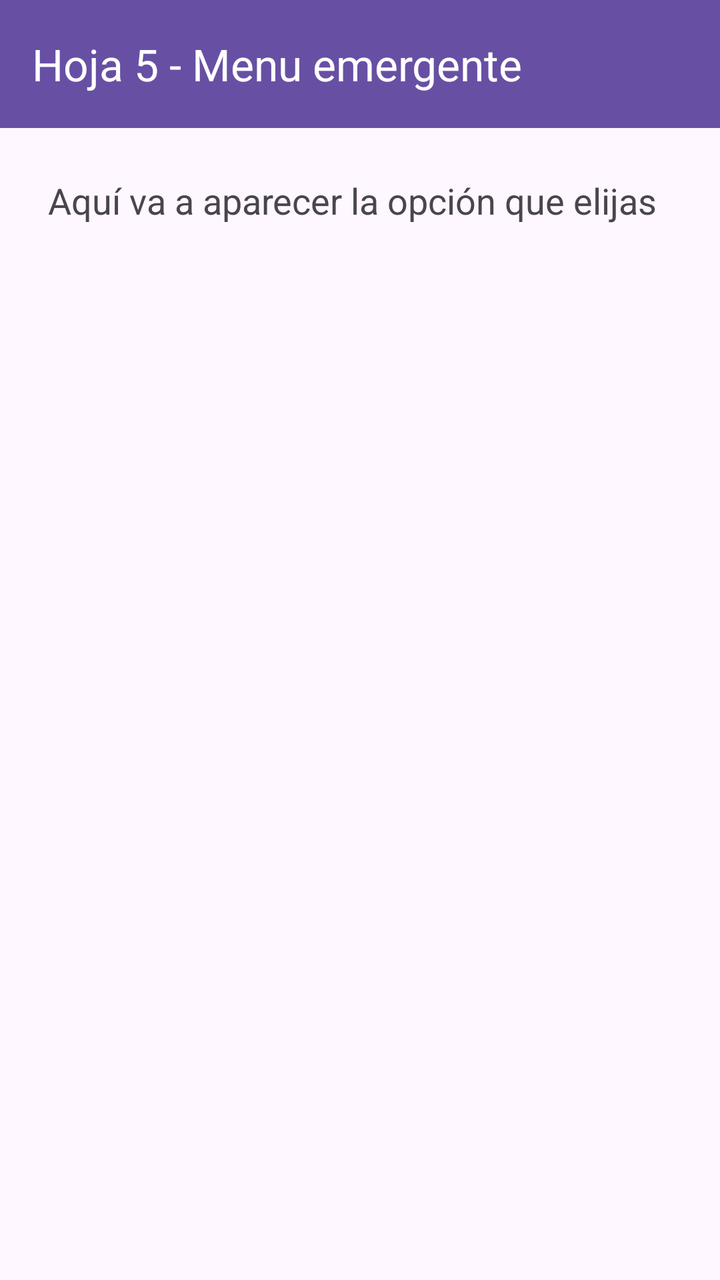
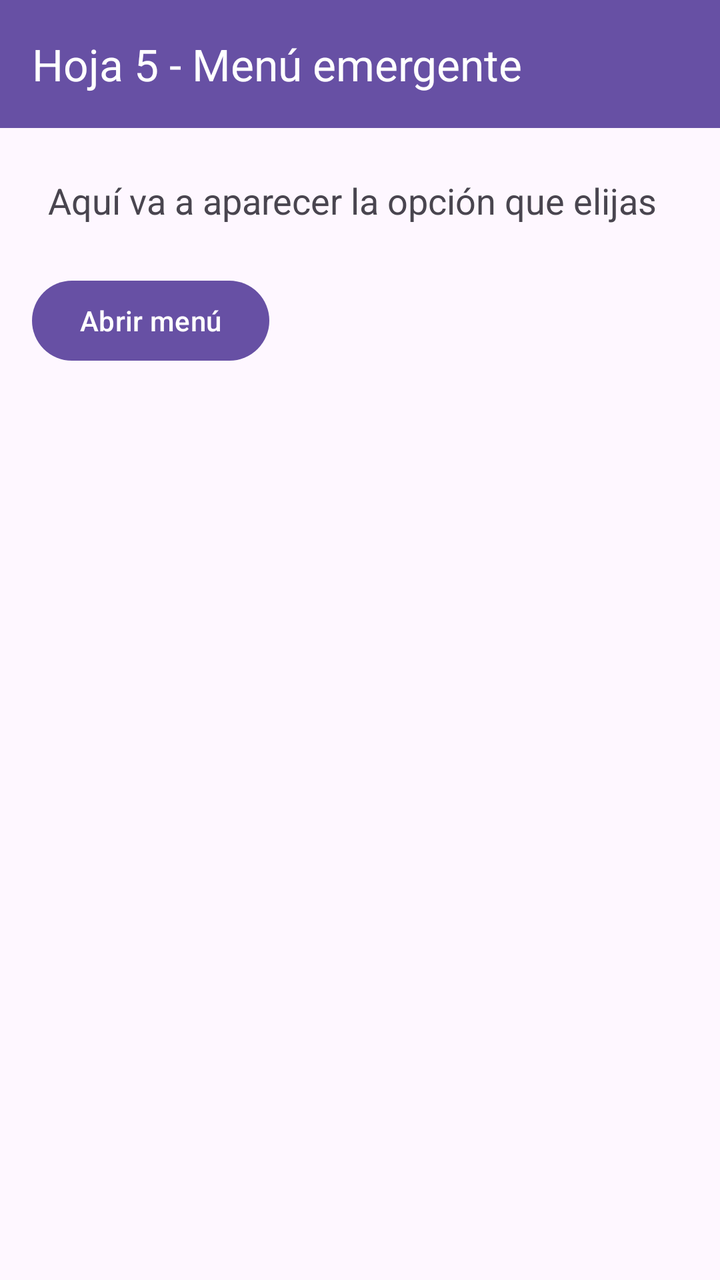

Before-and-after screenshots of an Android layout around one commit, followed by the original layout XML and the change that was made.
<!-- AndroidManifest.xml: application theme Theme.MenusAndroid -->
<!-- res/layout/activity_hoja5_emergente.xml -->
<?xml version="1.0" encoding="utf-8"?>
<LinearLayout xmlns:android="http://schemas.android.com/apk/res/android"
    xmlns:app="http://schemas.android.com/apk/res-auto"
    android:id="@+id/main"
    android:layout_width="match_parent"
    android:layout_height="match_parent"
    android:orientation="vertical">

    <com.google.android.material.appbar.MaterialToolbar
        android:id="@+id/toolbar"
        android:layout_width="match_parent"
        android:layout_height="?attr/actionBarSize"
        android:background="?attr/colorPrimary"
        app:title="Hoja 5 - Menu emergente"
        app:titleTextColor="@android:color/white" />

    <TextView
        android:id="@+id/txtResultado"
        android:layout_width="match_parent"
        android:layout_height="wrap_content"
        android:padding="24dp"
        android:textSize="18sp"
        android:text="Aquí va a aparecer la opción que elijas" />

</LinearLayout>
<!-- resources referenced by this layout -->
<resources>
  <style name="Theme.MenusAndroid" parent="Base.Theme.MenusAndroid" />
  <style name="Base.Theme.MenusAndroid" parent="Theme.Material3.DayNight.NoActionBar">
          
          
      </style>
</resources>

<!-- the commit's change to res/layout/activity_hoja5_emergente.xml (unified diff, before → after) -->
@@ -11,7 +11,7 @@
         android:layout_width="match_parent"
         android:layout_height="?attr/actionBarSize"
         android:background="?attr/colorPrimary"
-        app:title="Hoja 5 - Menu emergente"
+        app:title="Hoja 5 - Menú emergente"
         app:titleTextColor="@android:color/white" />
 
     <TextView
@@ -22,4 +22,10 @@
         android:textSize="18sp"
         android:text="Aquí va a aparecer la opción que elijas" />
 
+    <Button
+        android:id="@+id/btnMenu"
+        android:layout_width="wrap_content"
+        android:layout_height="wrap_content"
+        android:layout_marginStart="16dp"
+        android:text="@string/btn_abrir_menu" />
 </LinearLayout>
<!-- resource entries referenced after the edit -->
@@ -1,5 +1,6 @@
 <!-- resources referenced by this layout -->
 <resources>
+  <string name="btn_abrir_menu">Abrir menú</string>
   <style name="Theme.MenusAndroid" parent="Base.Theme.MenusAndroid" />
   <style name="Base.Theme.MenusAndroid" parent="Theme.Material3.DayNight.NoActionBar">
           
